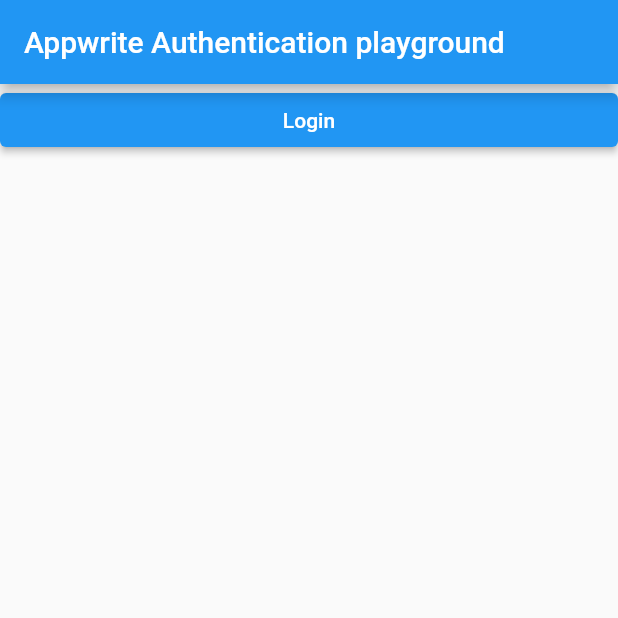
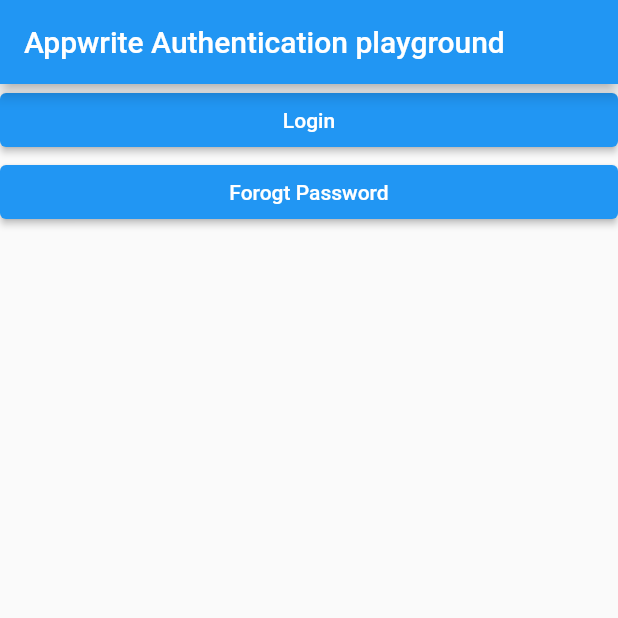
Before and after one commit to lohanidamodar/appwrite_auth_playground, a Flutter app: the screen it shows after launch, on a phone screen of 412 x 824 dp, the top half of it. Run offline on Flutter 3.47's test engine with Material 2 defaults, Android fonts, the phone set to English and light mode, and no system bars; our stand-ins replace appwrite, go_router.

```diff
--- /dev/null
+++ b/lib/home.dart
@@ -0,0 +1,36 @@
+import 'package:flutter/material.dart';
+import 'package:go_router/go_router.dart';
+
+class HomePage extends StatefulWidget {
+  const HomePage({super.key, required this.title});
+
+  final String title;
+
+  @override
+  State<HomePage> createState() => _HomePageState();
+}
+
+class _HomePageState extends State<HomePage> {
+  @override
+  Widget build(BuildContext context) {
+    return Scaffold(
+      appBar: AppBar(
+        title: Text(widget.title),
+      ),
+      body: ListView(children: [
+        ElevatedButton(
+          child: const Text('Login'),
+          onPressed: () {
+            context.go('/login');
+          },
+        ),
+        ElevatedButton(
+          child: const Text('Forogt Password'),
+          onPressed: () {
+            context.go('/forgot-password');
+          },
+        ),
+      ]),
+    );
+  }
+}
--- a/lib/main.dart
+++ b/lib/main.dart
@@ -1,38 +1,5 @@
-import 'package:appwrite/appwrite.dart';
-import 'package:appwrite_auth_playground/confirm_login.dart';
-import 'package:appwrite_auth_playground/login.dart';
+import 'package:appwrite_auth_playground/router.dart';
 import 'package:flutter/material.dart';
-import 'package:go_router/go_router.dart';
-
-final router = GoRouter(routes: [
-  GoRoute(
-    path: '/',
-    builder: (context, state) {
-      print(state.queryParams);
-      return const MyHomePage(title: 'Appwrite Authentication playground');
-    },
-    routes: [
-      GoRoute(path: 'magic-url', builder: (context, state) {
-        return ConfirmLogin(
-          userId: state.queryParams['userId'] ?? '',
-          secret: state.queryParams['secret'] ?? '',
-          account: account,
-        );
-      },),
-      GoRoute(
-          path: 'login',
-          builder: (context, state) {
-            return LoginPageMagic(account: account);
-          })
-    ],
-  )
-]);
-
-final client = Client(
-        endPoint:
-            'https://8080-appwrite-appwrite-kd0bv2jqtjq.ws-us93.gitpod.io/v1')
-    .setProject('authplayground');
-final account = Account(client);
 
 void main() {
   runApp(const MyApp());
@@ -52,39 +19,3 @@ class MyApp extends StatelessWidget {
     );
   }
 }
-
-class MyHomePage extends StatefulWidget {
-  const MyHomePage({super.key, required this.title});
-
-  final String title;
-
-  @override
-  State<MyHomePage> createState() => _MyHomePageState();
-}
-
-class _MyHomePageState extends State<MyHomePage> {
-  int _counter = 0;
-
-  void _incrementCounter() {
-    setState(() {
-      _counter++;
-    });
-  }
-
-  @override
-  Widget build(BuildContext context) {
-    return Scaffold(
-      appBar: AppBar(
-        title: Text(widget.title),
-      ),
-      body: ListView(children: [
-        ElevatedButton(
-          child: const Text('Login'),
-          onPressed: () {
-            context.go('/login');
-          },
-        )
-      ]),
-    );
-  }
-}
--- /dev/null
+++ b/lib/router.dart
@@ -0,0 +1,54 @@
+import 'package:appwrite/appwrite.dart';
+import 'package:go_router/go_router.dart';
+
+import 'confirm_login.dart';
+import 'forgot_password.dart';
+import 'home.dart';
+import 'login.dart';
+
+final client = Client(
+        endPoint:
+            'https://8080-appwrite-appwrite-kd0bv2jqtjq.ws-us93.gitpod.io/v1')
+    .setProject('authplayground');
+final account = Account(client);
+
+final router = GoRouter(routes: [
+  GoRoute(
+    path: '/',
+    builder: (context, state) {
+      print(state.queryParams);
+      return const HomePage(title: 'Appwrite Authentication playground');
+    },
+    routes: [
+      GoRoute(
+        path: 'magic-url',
+        builder: (context, state) {
+          return ConfirmLogin(
+            userId: state.queryParams['userId'] ?? '',
+            secret: state.queryParams['secret'] ?? '',
+            account: account,
+          );
+        },
+      ),
+      GoRoute(
+        path: 'recovery',
+        builder: (context, state) {
+          print(state.queryParams);
+          return HomePage(title: 'Recover');
+        },
+      ),
+      GoRoute(
+        path: 'login',
+        builder: (context, state) {
+          return LoginPageMagic(account: account);
+        },
+      ),
+      GoRoute(
+        path: 'forgot-password',
+        builder: (context, state) {
+          return ForgotPassword(account: account);
+        },
+      ),
+    ],
+  )
+]);
```
Also changed, not shown: lib/forgot_password.dart (added, +29 -0 lines), 1 other file.
